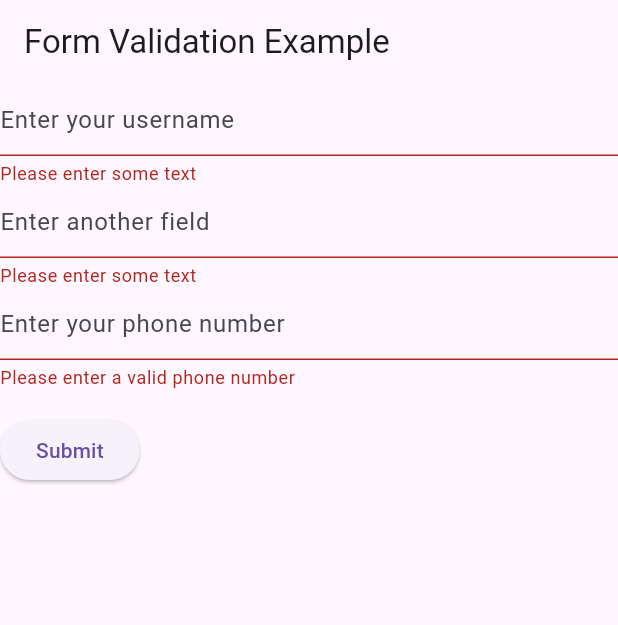
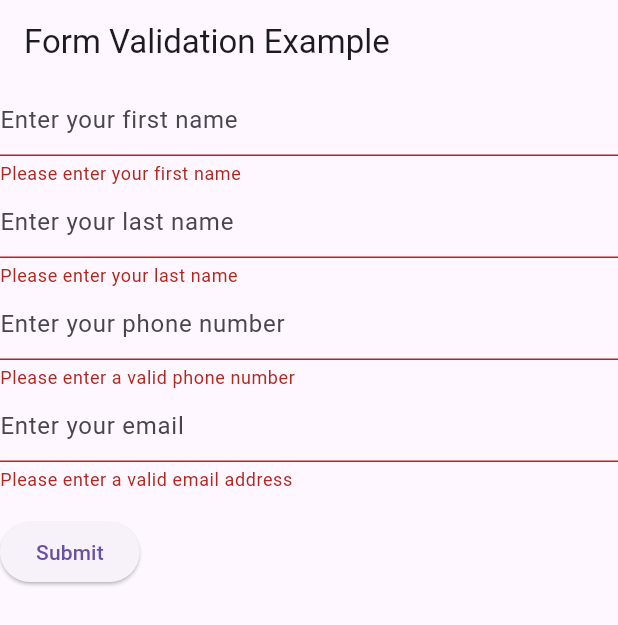
Before and after one commit to rrama19a/last, a Flutter app: the screen it shows after launch, after a tap on "Submit", on a phone screen of 412 x 824 dp. Shown: the top 625 px of the screen. Run offline on Flutter 3.47's test engine with Material 3 defaults, Android fonts, the phone set to English and light mode, and no system bars.

Commit message:
Update main.dart

```diff
--- a/lib/main.dart
+++ b/lib/main.dart
@@ -1,5 +1,5 @@
 import 'package:flutter/material.dart';
-import 'package:flutter/services.dart'; // Добавим импорт для доступа к TextInputFormatter
+import 'package:flutter/services.dart';
 
 void main() {
   runApp(MyApp());
@@ -10,6 +10,9 @@ class MyApp extends StatelessWidget {
   Widget build(BuildContext context) {
     return MaterialApp(
       home: MyFormPage(),
+      routes: {
+        '/userInfo': (context) => UserInfoPage(),
+      },
     );
   }
 }
@@ -17,9 +20,10 @@ class MyApp extends StatelessWidget {
 class MyFormPage extends StatelessWidget {
   final _formKey = GlobalKey<FormState>();
 
-  TextEditingController _usernameController = TextEditingController();
+  TextEditingController _firstNameController = TextEditingController();
+  TextEditingController _lastNameController = TextEditingController();
   TextEditingController _phoneController = TextEditingController();
-  TextEditingController _anotherFieldController = TextEditingController();
+  TextEditingController _emailController = TextEditingController();
 
   @override
   Widget build(BuildContext context) {
@@ -33,25 +37,25 @@ class MyFormPage extends StatelessWidget {
           crossAxisAlignment: CrossAxisAlignment.start,
           children: <Widget>[
             TextFormField(
-              controller: _usernameController,
+              controller: _firstNameController,
               decoration: InputDecoration(
-                hintText: 'Enter your username',
+                hintText: 'Enter your first name',
               ),
               validator: (value) {
                 if (value == null || value.isEmpty) {
-                  return 'Please enter some text';
+                  return 'Please enter your first name';
                 }
                 return null;
               },
             ),
             TextFormField(
-              controller: _anotherFieldController,
+              controller: _lastNameController,
               decoration: InputDecoration(
-                hintText: 'Enter another field',
+                hintText: 'Enter your last name',
               ),
               validator: (value) {
                 if (value == null || value.isEmpty) {
-                  return 'Please enter some text';
+                  return 'Please enter your last name';
                 }
                 return null;
               },
@@ -62,10 +66,10 @@ class MyFormPage extends StatelessWidget {
                 hintText: 'Enter your phone number',
               ),
               inputFormatters: [
-                FilteringTextInputFormatter.allow(RegExp(r'[0-9]')), // Позволяет вводить только цифры
-                LengthLimitingTextInputFormatter(11), // Ограничивает ввод 11 символами
+                FilteringTextInputFormatter.allow(RegExp(r'[0-9]')),
+                LengthLimitingTextInputFormatter(11),
               ],
-              keyboardType: TextInputType.number, // Показывает клавиатуру с цифрами
+              keyboardType: TextInputType.number,
               validator: (value) {
                 if (value == null ||
                     value.isEmpty ||
@@ -75,26 +79,30 @@ class MyFormPage extends StatelessWidget {
                 return null;
               },
             ),
+            TextFormField(
+              controller: _emailController,
+              decoration: InputDecoration(
+                hintText: 'Enter your email',
+              ),
+              keyboardType: TextInputType.emailAddress,
+              validator: (value) {
+                if (value == null || value.isEmpty || !RegExp(r'^[\w-\.]+@([\w-]+\.)+[\w-]{2,4}$').hasMatch(value)) {
+                  return 'Please enter a valid email address';
+                }
+                return null;
+              },
+            ),
             Padding(
               padding: const EdgeInsets.symmetric(vertical: 16.0),
               child: ElevatedButton(
                 onPressed: () {
                   if (_formKey.currentState!.validate()) {
-                    showDialog(
-                      context: context,
-                      builder: (_) => AlertDialog(
-                        title: Text('Success'),
-                        content: Text('You are registered for the forum!'),
-                        actions: [
-                          TextButton(
-                            onPressed: () {
-                              Navigator.of(context).pop();
-                            },
-                            child: Text('OK'),
-                          ),
-                        ],
-                      ),
-                    );
+                    Navigator.pushNamed(context, '/userInfo', arguments: {
+                      'firstName': _firstNameController.text,
+                      'lastName': _lastNameController.text,
+                      'phoneNumber': _phoneController.text,
+                      'email': _emailController.text,
+                    });
                   }
                 },
                 child: Text('Submit'),
@@ -106,3 +114,39 @@ class MyFormPage extends StatelessWidget {
     );
   }
 }
+
+class UserInfoPage extends StatelessWidget {
+  @override
+  Widget build(BuildContext context) {
+    final Map<String, String> userData =
+        ModalRoute.of(context)!.settings.arguments as Map<String, String>;
+
+    return Scaffold(
+      appBar: AppBar(
+        title: Text('User Info'),
+      ),
+      body: Padding(
+        padding: const EdgeInsets.all(20.0),
+        child: Column(
+          crossAxisAlignment: CrossAxisAlignment.start,
+          children: [
+            Text(
+              'User: ${userData['firstName']} ${userData['lastName']}',
+              style: TextStyle(fontSize: 24, fontWeight: FontWeight.bold),
+            ),
+            SizedBox(height: 10),
+            Text(
+              'Cell Phone: ${userData['phoneNumber']}',
+              style: TextStyle(fontSize: 20),
+            ),
+            SizedBox(height: 10),
+            Text(
+              'Email: ${userData['email']}',
+              style: TextStyle(fontSize: 20),
+            ),
+          ],
+        ),
+      ),
+    );
+  }
+}
```
